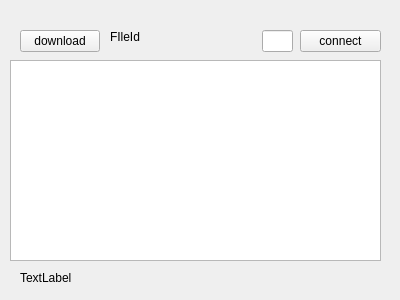
Above: client/fileedit.ui from cristid9/SocketPad before the change. Below: the same form after it.
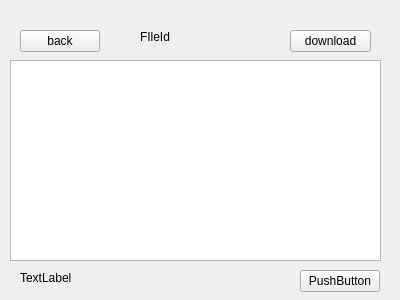
That is the form after the change.

The edit to the form file:
```diff
--- a/client/fileedit.ui
+++ b/client/fileedit.ui
@@ -46,36 +46,26 @@
     </rect>
    </property>
    <property name="text">
-    <string>download</string>
-   </property>
-  </widget>
-  <widget class="QLineEdit" name="lineEdit">
-   <property name="geometry">
-    <rect>
-     <x>262</x>
-     <y>30</y>
-     <width>31</width>
-     <height>22</height>
-    </rect>
+    <string>back</string>
    </property>
   </widget>
   <widget class="QPushButton" name="pushButton_2">
    <property name="geometry">
     <rect>
-     <x>300</x>
+     <x>290</x>
      <y>30</y>
      <width>81</width>
      <height>22</height>
     </rect>
    </property>
    <property name="text">
-    <string>connect</string>
+    <string>download</string>
    </property>
   </widget>
   <widget class="QLabel" name="label_2">
    <property name="geometry">
     <rect>
-     <x>110</x>
+     <x>140</x>
      <y>30</y>
      <width>59</width>
      <height>14</height>
@@ -88,7 +78,7 @@
   <widget class="QLabel" name="label_3">
    <property name="geometry">
     <rect>
-     <x>180</x>
+     <x>210</x>
      <y>30</y>
      <width>59</width>
      <height>14</height>
@@ -98,6 +88,19 @@
     <string>&lt;id&gt;</string>
    </property>
   </widget>
+  <widget class="QPushButton" name="pushButton_3">
+   <property name="geometry">
+    <rect>
+     <x>300</x>
+     <y>270</y>
+     <width>80</width>
+     <height>22</height>
+    </rect>
+   </property>
+   <property name="text">
+    <string>PushButton</string>
+   </property>
+  </widget>
  </widget>
  <resources/>
  <connections/>
```
